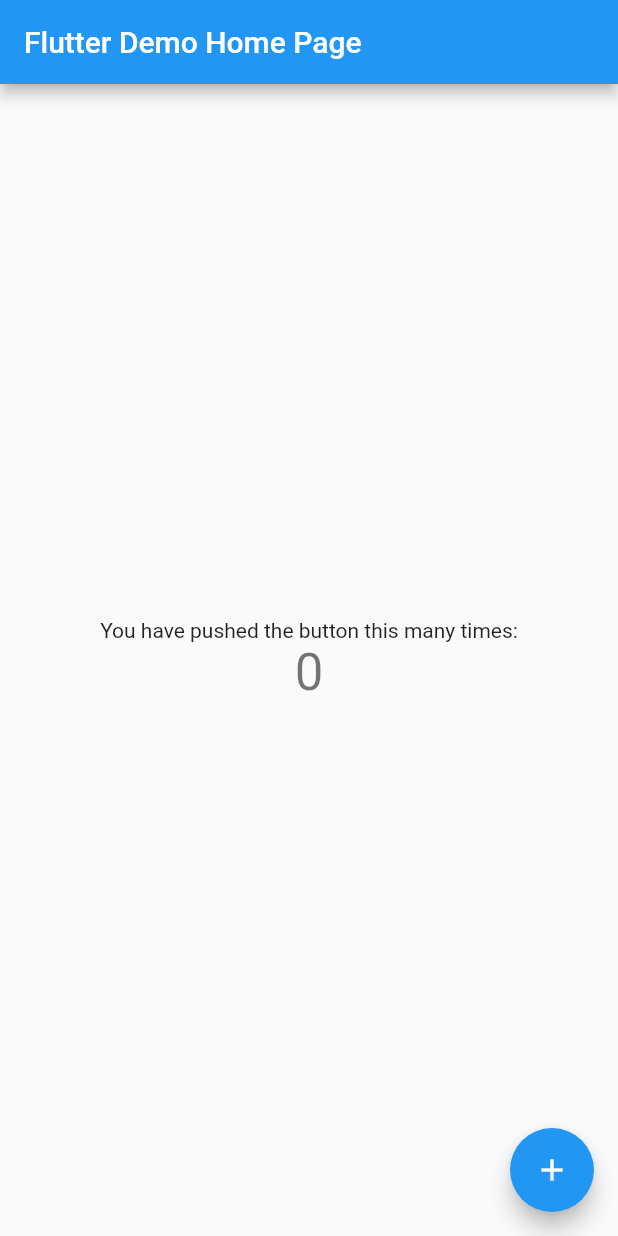
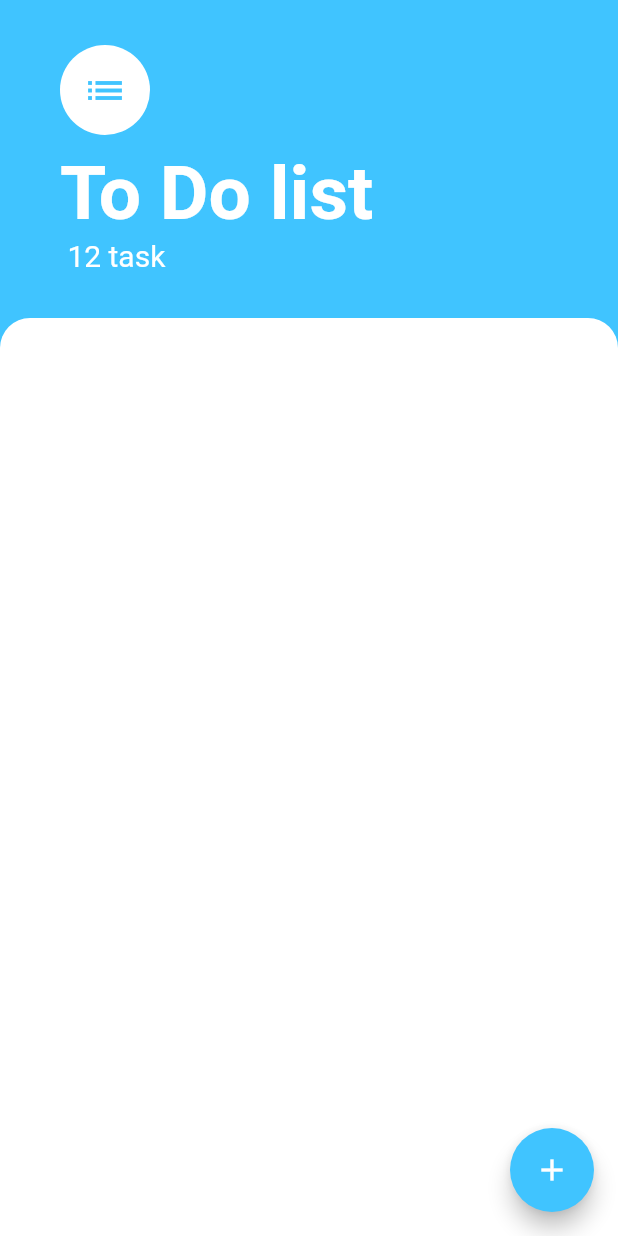
Before and after one commit to hungto228/flutter_to_do_list, a Flutter app: the screen it shows after launch, on a phone screen of 412 x 824 dp. Run offline on Flutter 3.47's test engine with Material 2 defaults, Android fonts, the phone set to English and light mode, and no system bars.

Commit message:
create detail screen todolist

```diff
--- a/lib/main.dart
+++ b/lib/main.dart
@@ -1,113 +1,16 @@
+import 'package:flutter/cupertino.dart';
 import 'package:flutter/material.dart';
+import 'package:flutter_to_do_list/screen/tasks_screen.dart';
 
 void main() {
   runApp(MyApp());
 }
 
 class MyApp extends StatelessWidget {
-  // This widget is the root of your application.
   @override
   Widget build(BuildContext context) {
     return MaterialApp(
-      title: 'Flutter Demo',
-      theme: ThemeData(
-        // This is the theme of your application.
-        //
-        // Try running your application with "flutter run". You'll see the
-        // application has a blue toolbar. Then, without quitting the app, try
-        // changing the primarySwatch below to Colors.green and then invoke
-        // "hot reload" (press "r" in the console where you ran "flutter run",
-        // or simply save your changes to "hot reload" in a Flutter IDE).
-        // Notice that the counter didn't reset back to zero; the application
-        // is not restarted.
-        primarySwatch: Colors.blue,
-      ),
-      home: MyHomePage(title: 'Flutter Demo Home Page'),
+      home: TasksScreen(),
     );
   }
 }
-
-class MyHomePage extends StatefulWidget {
-  MyHomePage({Key? key, required this.title}) : super(key: key);
-
-  // This widget is the home page of your application. It is stateful, meaning
-  // that it has a State object (defined below) that contains fields that affect
-  // how it looks.
-
-  // This class is the configuration for the state. It holds the values (in this
-  // case the title) provided by the parent (in this case the App widget) and
-  // used by the build method of the State. Fields in a Widget subclass are
-  // always marked "final".
-
-  final String title;
-
-  @override
-  _MyHomePageState createState() => _MyHomePageState();
-}
-
-class _MyHomePageState extends State<MyHomePage> {
-  int _counter = 0;
-
-  void _incrementCounter() {
-    setState(() {
-      // This call to setState tells the Flutter framework that something has
-      // changed in this State, which causes it to rerun the build method below
-      // so that the display can reflect the updated values. If we changed
-      // _counter without calling setState(), then the build method would not be
-      // called again, and so nothing would appear to happen.
-      _counter++;
-    });
-  }
-
-  @override
-  Widget build(BuildContext context) {
-    // This method is rerun every time setState is called, for instance as done
-    // by the _incrementCounter method above.
-    //
-    // The Flutter framework has been optimized to make rerunning build methods
-    // fast, so that you can just rebuild anything that needs updating rather
-    // than having to individually change instances of widgets.
-    return Scaffold(
-      appBar: AppBar(
-        // Here we take the value from the MyHomePage object that was created by
-        // the App.build method, and use it to set our appbar title.
-        title: Text(widget.title),
-      ),
-      body: Center(
-        // Center is a layout widget. It takes a single child and positions it
-        // in the middle of the parent.
-        child: Column(
-          // Column is also a layout widget. It takes a list of children and
-          // arranges them vertically. By default, it sizes itself to fit its
-          // children horizontally, and tries to be as tall as its parent.
-          //
-          // Invoke "debug painting" (press "p" in the console, choose the
-          // "Toggle Debug Paint" action from the Flutter Inspector in Android
-          // Studio, or the "Toggle Debug Paint" command in Visual Studio Code)
-          // to see the wireframe for each widget.
-          //
-          // Column has various properties to control how it sizes itself and
-          // how it positions its children. Here we use mainAxisAlignment to
-          // center the children vertically; the main axis here is the vertical
-          // axis because Columns are vertical (the cross axis would be
-          // horizontal).
-          mainAxisAlignment: MainAxisAlignment.center,
-          children: <Widget>[
-            Text(
-              'You have pushed the button this many times:',
-            ),
-            Text(
-              '$_counter',
-              style: Theme.of(context).textTheme.headline4,
-            ),
-          ],
-        ),
-      ),
-      floatingActionButton: FloatingActionButton(
-        onPressed: _incrementCounter,
-        tooltip: 'Increment',
-        child: Icon(Icons.add),
-      ), // This trailing comma makes auto-formatting nicer for build methods.
-    );
-  }
-}
--- /dev/null
+++ b/lib/screen/tasks_screen.dart
@@ -0,0 +1,67 @@
+import 'package:flutter/cupertino.dart';
+import 'package:flutter/material.dart';
+
+class TasksScreen extends StatelessWidget {
+  @override
+  Widget build(BuildContext context) {
+    return Scaffold(
+      backgroundColor: Colors.lightBlueAccent,
+      floatingActionButton: FloatingActionButton(
+        onPressed: () {},
+        backgroundColor: Colors.lightBlueAccent,
+        child: Icon(Icons.add),
+      ),
+      body: Column(
+        crossAxisAlignment: CrossAxisAlignment.start,
+        children: [
+          Container(
+            padding: EdgeInsets.only(
+                left: 40.0, top: 30.0, right: 30.0, bottom: 30.0),
+            child: Column(
+              crossAxisAlignment: CrossAxisAlignment.start,
+              children: [
+                CircleAvatar(
+                  child: Icon(
+                    Icons.list,
+                    size: 30.0,
+                    color: Colors.lightBlueAccent,
+                  ),
+                  backgroundColor: Colors.white,
+                  radius: 30.0,
+                ),
+                SizedBox(
+                  height: 10.0,
+                ),
+                Text(
+                  "To Do list",
+                  style: TextStyle(
+                      color: Colors.white,
+                      fontSize: 50.0,
+                      fontWeight: FontWeight.w700),
+                ),
+                Text(
+                  " 12 task",
+                  style: TextStyle(
+                    color: Colors.white,
+                    fontSize: 20.0,
+                  ),
+                ),
+              ],
+            ),
+          ),
+          Expanded(
+            child: Container(
+              decoration: BoxDecoration(
+                color: Colors.white,
+                borderRadius: BorderRadius.only(
+                  topLeft: Radius.circular(20.0),
+                  topRight: Radius.circular(20.0),
+                ),
+              ),
+            ),
+          )
+        ],
+      ),
+    );
+  }
+}
```
